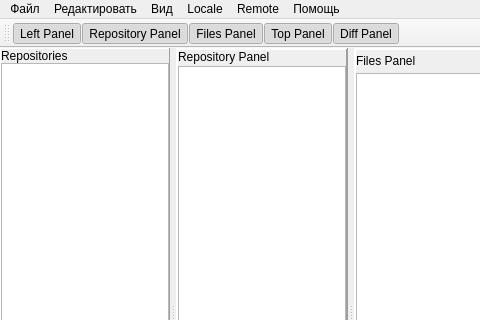
Old version of the form commit_craft_app/mainwindow.ui in the repository CJayM/CommitCraft; both pictures show x 0 to 480 and y 0 to 320 of the 800 by 600 pixel window.
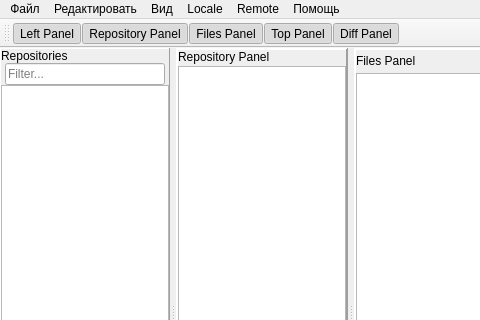
New version of the form. Icons and pictures are not drawn. Custom widgets are drawn as their Qt base class.

Commit message: Добавлен фильтр репозиториев в repositoryFrame

Diff of the .ui file:
```diff
--- a/commit_craft_app/mainwindow.ui
+++ b/commit_craft_app/mainwindow.ui
@@ -92,6 +92,29 @@
           </property>
          </widget>
         </item>
+        <item>
+         <layout class="QHBoxLayout" name="horizontalLayout">
+          <property name="spacing">
+           <number>2</number>
+          </property>
+          <property name="leftMargin">
+           <number>4</number>
+          </property>
+          <property name="rightMargin">
+           <number>4</number>
+          </property>
+          <item>
+           <widget class="QLineEdit" name="repositoryFilterEdit">
+            <property name="placeholderText">
+             <string>Filter...</string>
+            </property>
+            <property name="clearButtonEnabled">
+             <bool>true</bool>
+            </property>
+           </widget>
+          </item>
+         </layout>
+        </item>
         <item>
          <widget class="QListView" name="repositoryList"/>
         </item>
```
The commit also changes 2 other files.
